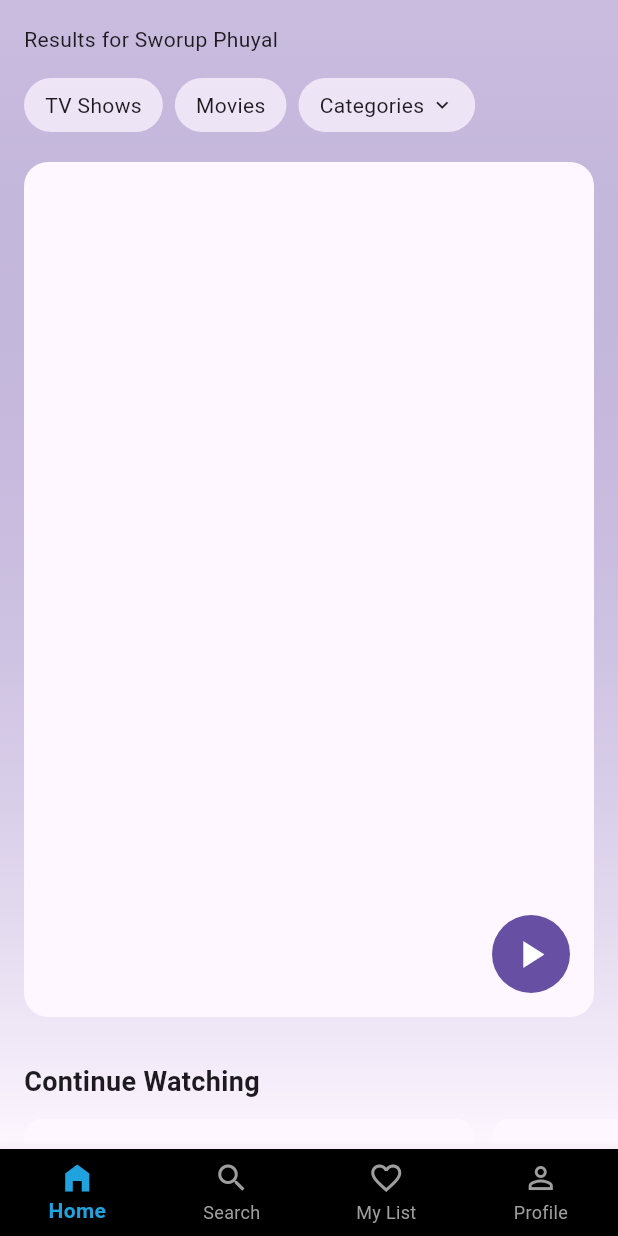
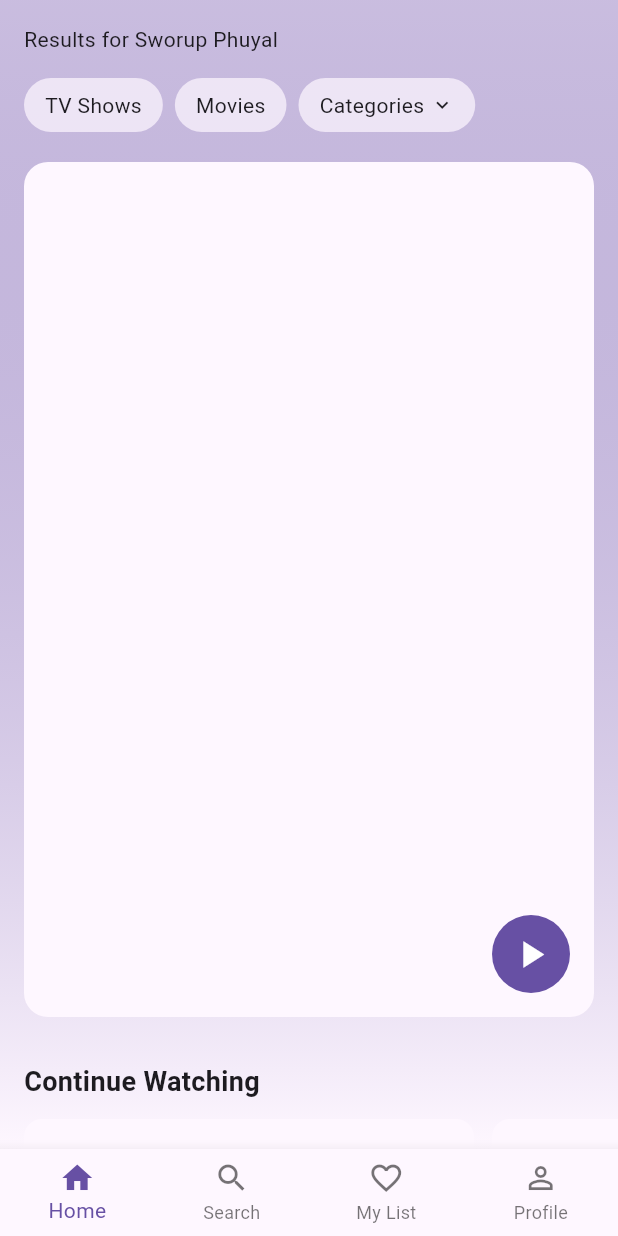
Before and after one commit to sworupfuyal/cine_stream, a Flutter app: the BottomNavigationScreen screen opened by its route, on a phone screen of 412 x 824 dp. Run offline on Flutter 3.47's test engine with Material 3 defaults, Android fonts, the light colour scheme and no system bars.

Commit message:
New dash

```diff
--- a/lib/screens/dashboard_screen.dart
+++ b/lib/screens/dashboard_screen.dart
@@ -3,48 +3,40 @@
 import 'package:cine_stream/screens/bottom_navigation_screens/profile_screen.dart';
 import 'package:cine_stream/screens/bottom_navigation_screens/search_screen.dart';
 import 'package:flutter/material.dart';
-
 class BottomNavigationScreen extends StatefulWidget {
   const BottomNavigationScreen({super.key});
 
   @override
-  State<BottomNavigationScreen> createState() => _BottomNavigationScreenState();
+  State<BottomNavigationScreen> createState() =>
+      _BottomNavigationScreenState();
 }
 
 class _BottomNavigationScreenState extends State<BottomNavigationScreen> {
   int _selectedIndex = 0;
 
-  final List<Widget> _screens = [
-    const HomeScreen(),
-    const SearchScreen(),
-    const FavouriteScreen(),
-    const ProfileScreen(),
+  final List<Widget> _screens = const [
+    HomeScreen(),
+    SearchScreen(),
+    FavouriteScreen(),
+    ProfileScreen(),
   ];
 
   void _onItemTapped(int index) {
-    setState(() {
-      _selectedIndex = index;
-    });
+    setState(() => _selectedIndex = index);
   }
 
   @override
   Widget build(BuildContext context) {
     return Scaffold(
-      backgroundColor: Colors.black,
       body: _screens[_selectedIndex],
       bottomNavigationBar: BottomNavigationBar(
         type: BottomNavigationBarType.fixed,
-        backgroundColor: Colors.black,
-        selectedItemColor: const Color.fromARGB(255, 32, 162, 223),
-        unselectedItemColor: Colors.grey,
-        selectedLabelStyle: const TextStyle(fontWeight: FontWeight.bold),
-        unselectedLabelStyle: const TextStyle(fontWeight: FontWeight.normal),
         currentIndex: _selectedIndex,
         onTap: _onItemTapped,
         items: const [
           BottomNavigationBarItem(
-            icon: Icon(Icons.home),
-            activeIcon: Icon(Icons.home_filled),
+            icon: Icon(Icons.home_outlined),
+            activeIcon: Icon(Icons.home),
             label: 'Home',
           ),
           BottomNavigationBarItem(
```
